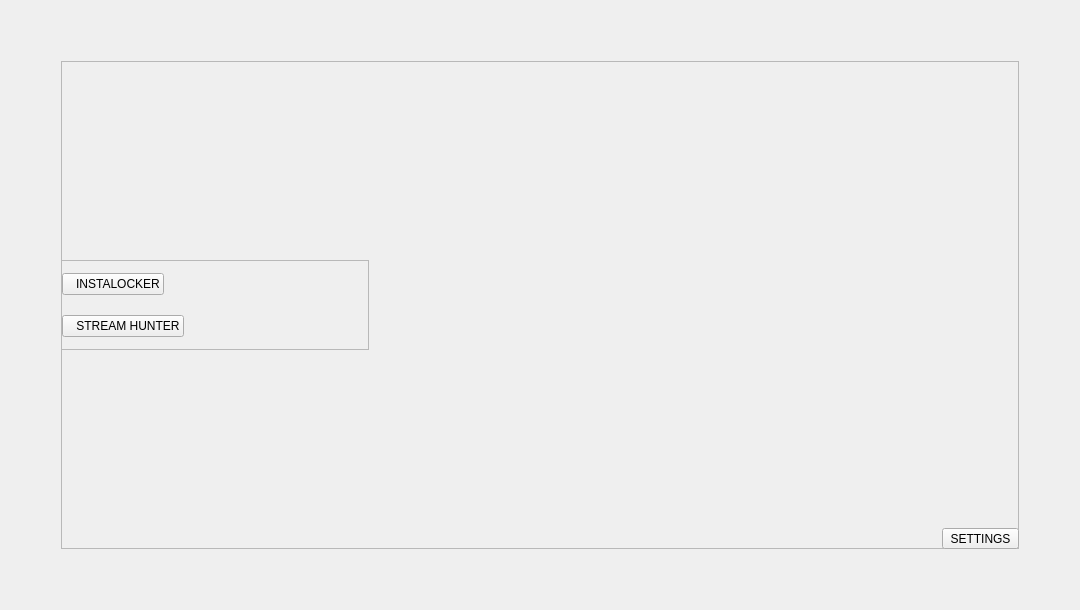
Above: src/pages/main_menu/view/main_menu_pg.ui from Davi-S/Toolorant before the change. Below: the same form after it.
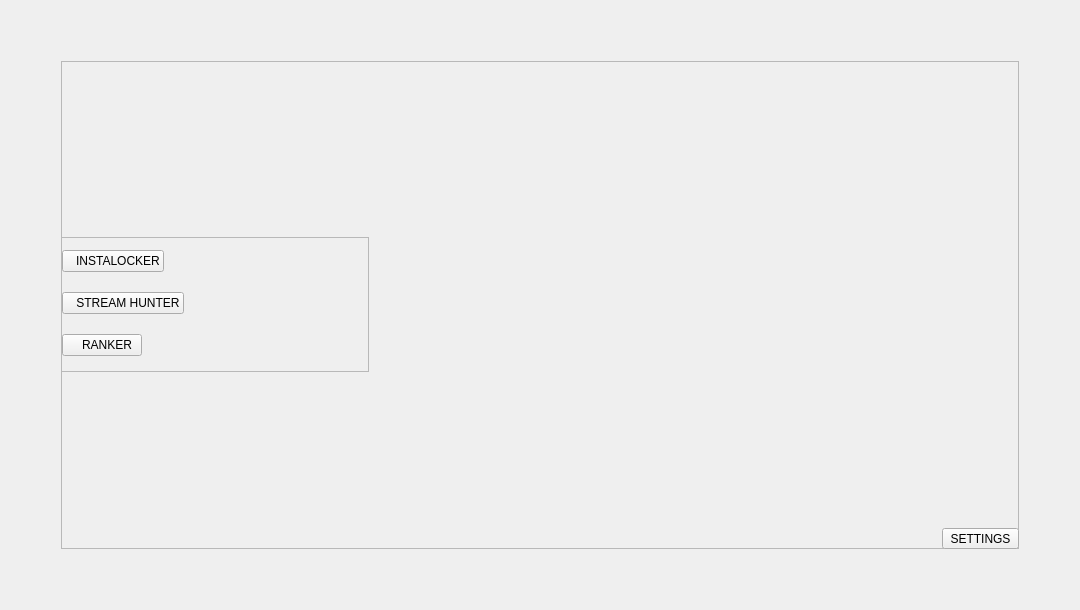
That is the form after the change. Icons and pictures are not drawn. Custom widgets are drawn as their Qt base class.

Diff of the .ui file:
```diff
--- a/src/pages/main_menu/view/main_menu_pg.ui
+++ b/src/pages/main_menu/view/main_menu_pg.ui
@@ -35,9 +35,9 @@
     <property name="geometry">
      <rect>
       <x>0</x>
-      <y>199</y>
+      <y>176</y>
       <width>308</width>
-      <height>90</height>
+      <height>135</height>
      </rect>
     </property>
     <property name="frameShape">
@@ -49,7 +49,7 @@
     <property name="lineWidth">
      <number>1</number>
     </property>
-    <layout class="QVBoxLayout" name="verticalLayout_2" stretch="0,0">
+    <layout class="QVBoxLayout" name="verticalLayout_2" stretch="0,0,0">
      <property name="spacing">
       <number>8</number>
      </property>
@@ -108,6 +108,23 @@
        </property>
       </widget>
      </item>
+     <item alignment="Qt::AlignLeft">
+      <widget class="BigOptionQPushButton" name="ranker_btn">
+       <property name="text">
+        <string>   RANKER</string>
+       </property>
+       <property name="icon">
+        <iconset resource="../../../resources/images.qrc">
+         <normaloff>:/icons/icons/losangle.png</normaloff>:/icons/icons/losangle.png</iconset>
+       </property>
+       <property name="iconSize">
+        <size>
+         <width>9</width>
+         <height>9</height>
+        </size>
+       </property>
+      </widget>
+     </item>
     </layout>
    </widget>
    <widget class="SimpleQPushButton" name="settings_btn">
```
